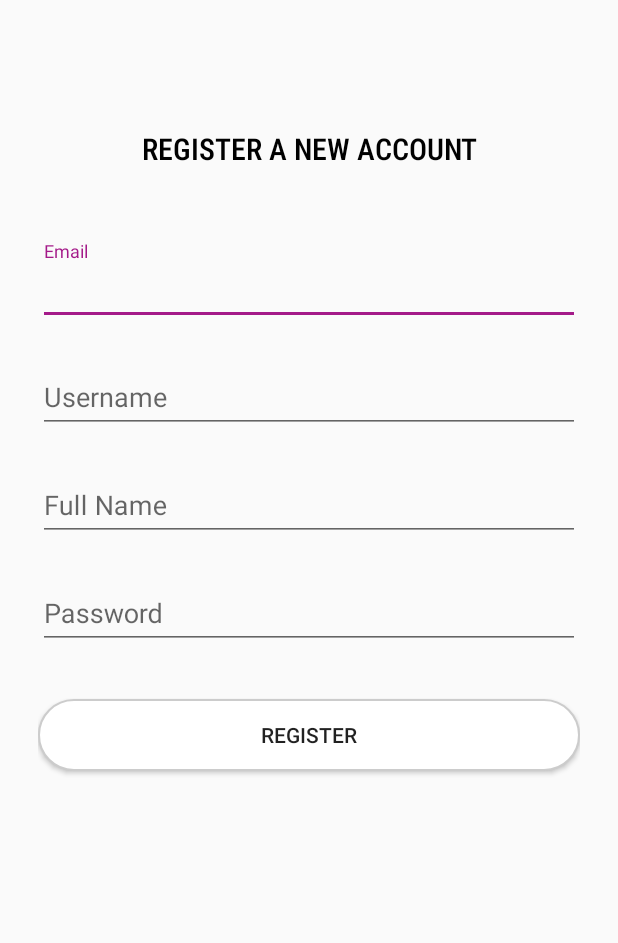
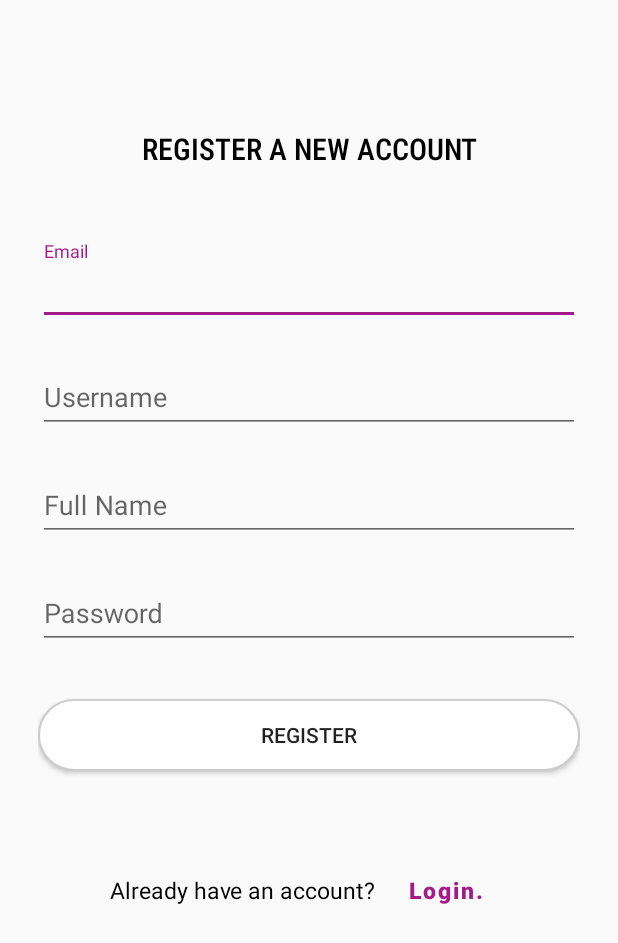
Before and after one commit to DonBoscoMushi/InstaPals, an Android app: the Register screen opened directly, with no data from a screen before it, on a phone screen of 412 x 824 dp. Shown: the top 943 px of the screen. Run offline under Robolectric (Android 15) with nearby library versions, the phone set to English and light mode, and no system bars; libraries missing offline, so code that uses them is left out: com.parse.

Commit message:
Login button added in Register activity and logout button in Home

```diff
--- a/app/src/main/java/com/donnicholaus/instapals/Register.java
+++ b/app/src/main/java/com/donnicholaus/instapals/Register.java
@@ -25,6 +25,7 @@ public class Register extends AppCompatActivity {
         super.onCreate(savedInstanceState);
         setContentView(R.layout.activity_register);
 
+        Button loginToRegister = findViewById(R.id.txtLogin);
         Button register = findViewById(R.id.btn_register);
         final EditText emailTxt = findViewById(R.id.input_email);
         final EditText usernameTxt = findViewById(R.id.input_username);
@@ -68,6 +69,15 @@ public class Register extends AppCompatActivity {
             }
         });
 
+        loginToRegister.setOnClickListener(new View.OnClickListener() {
+            @Override
+            public void onClick(View view) {
+                Intent intent = new Intent(Register.this, Login.class);
+                startActivity(intent);
+                finish();
+            }
+        });
+
 
     }
 }
--- a/app/src/main/res/layout/activity_register.xml
+++ b/app/src/main/res/layout/activity_register.xml
@@ -91,6 +91,33 @@
             android:padding="12dp"
             android:background="@drawable/white_rounded_button"/>
 
+        <LinearLayout
+            android:layout_width="match_parent"
+            android:layout_height="wrap_content"
+            android:layout_marginTop="30dp"
+            android:layout_gravity="left"
+            android:gravity="center_horizontal"
+            android:orientation="horizontal">
+
+            <TextView
+                android:layout_width="wrap_content"
+                android:layout_height="wrap_content"
+                android:text="Already have an account?"
+                android:textColor="#000"
+                android:textSize="15sp" />
+
+            <Button
+                android:id="@+id/txtLogin"
+                android:layout_width="wrap_content"
+                android:layout_height="wrap_content"
+                android:text=" Login."
+                android:textColor="#a41a89"
+                android:textAllCaps="false"
+                android:textSize="15sp"
+                android:textStyle="bold"
+                style="@style/Widget.MaterialComponents.Button.TextButton"/>
+        </LinearLayout>
+
     </LinearLayout>
 
 </RelativeLayout>
--- a/app/src/main/res/layout/layout_center_viewpager.xml
+++ b/app/src/main/res/layout/layout_center_viewpager.xml
@@ -9,7 +9,6 @@
             android:layout_height="match_parent"
             android:id="@+id/viewpager_container">
 
-
         </androidx.viewpager.widget.ViewPager>
 
     </RelativeLayout>
```
Also changed, not shown: app/src/main/java/com/donnicholaus/instapals/Login.java (+7 -2 lines), app/src/main/java/com/donnicholaus/instapals/home/Home.java (+17 -0 lines), app/src/main/res/layout/activity_home.xml (+11 -0 lines).
